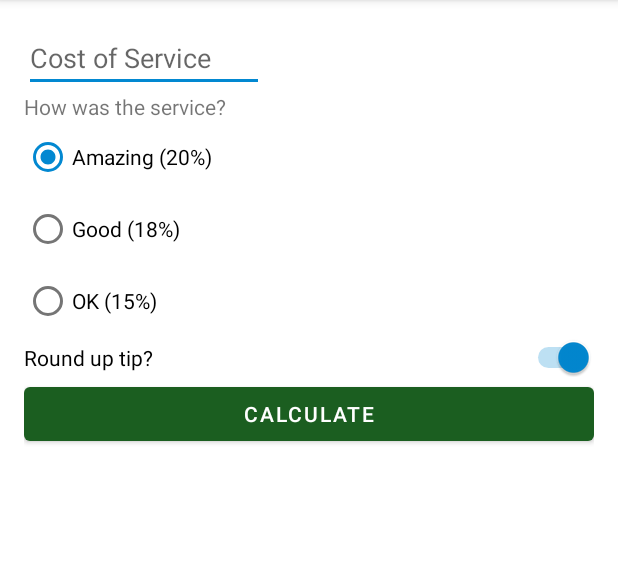
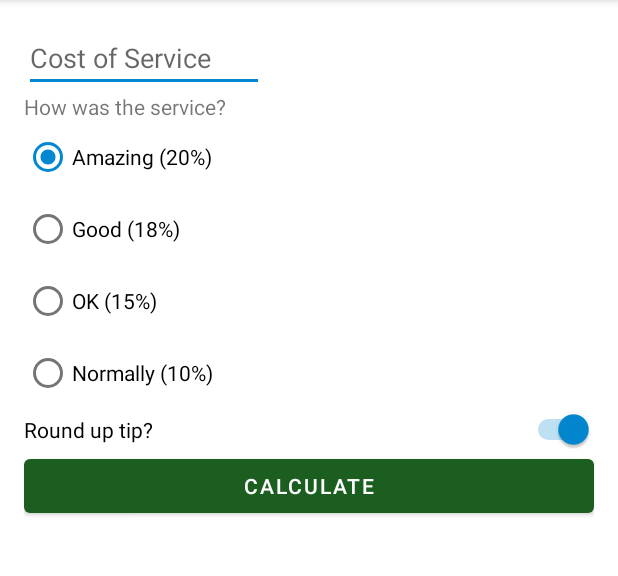
Before and after one commit to Andres-Martinez-Gutierrez/CalculadoraDePropinas, an Android app: the screen it shows after launch (MainActivity), on a phone screen of 412 x 824 dp, the part 84-660 px from its top. Run offline under Robolectric (Android 15) with nearby library versions, the phone set to English and light mode, and no system bars; 3 statements that could not run were skipped.

Commit message:
Sexto commite: Se agrega el modo oscuro a night\themes.xml, se agrega un Group Button del 10% y por ultimo se ajusta la funcion calculateTip para que muestre la propina mas el costo del servicio

```diff
--- a/app/src/main/java/com/example/tiptime/MainActivity.kt
+++ b/app/src/main/java/com/example/tiptime/MainActivity.kt
@@ -31,11 +31,12 @@ class MainActivity : AppCompatActivity() {
         val tipPercent = when(binding.tipOptions.checkedRadioButtonId){
             R.id.option_twenty_percent -> 0.20
             R.id.option_eighteen_percent -> 0.18
-            else -> 0.15
+            R.id.option_ten_percent -> 0.10
+            else -> 0.10
 
         }
 
-        var tip = cost * tipPercent
+        var tip = cost+(cost * tipPercent)
         if (binding.roundUpSwitch.isChecked){
             tip = kotlin.math.ceil(tip)
         }
--- a/app/src/main/res/layout/activity_main.xml
+++ b/app/src/main/res/layout/activity_main.xml
@@ -50,6 +50,11 @@
             android:layout_width="wrap_content"
             android:layout_height="wrap_content"
             android:text="OK (15%)" />
+        <RadioButton
+            android:id="@+id/option_ten_percent"
+            android:layout_width="wrap_content"
+            android:layout_height="wrap_content"
+            android:text="Normally (10%)"/>
 
     </RadioGroup>
 
--- a/app/src/main/res/values-night/themes.xml
+++ b/app/src/main/res/values-night/themes.xml
@@ -2,12 +2,12 @@
     <!-- Base application theme. -->
     <style name="Theme.TipTime" parent="Theme.MaterialComponents.DayNight.DarkActionBar">
         <!-- Primary brand color. -->
-        <item name="colorPrimary">@color/purple_200</item>
-        <item name="colorPrimaryVariant">@color/purple_700</item>
+        <item name="colorPrimary">@color/green_light</item>
+        <item name="colorPrimaryVariant">@color/green</item>
         <item name="colorOnPrimary">@color/black</item>
         <!-- Secondary brand color. -->
-        <item name="colorSecondary">@color/teal_200</item>
-        <item name="colorSecondaryVariant">@color/teal_200</item>
+        <item name="colorSecondary">@color/blue_light</item>
+        <item name="colorSecondaryVariant">@color/blue_light</item>
         <item name="colorOnSecondary">@color/black</item>
         <!-- Status bar color. -->
         <item name="android:statusBarColor" tools:targetApi="l">?attr/colorPrimaryVariant</item>
--- a/app/src/main/res/values/colors.xml
+++ b/app/src/main/res/values/colors.xml
@@ -1,10 +1,5 @@
 <?xml version="1.0" encoding="utf-8"?>
 <resources>
-    <color name="purple_200">#FFBB86FC</color>
-    <color name="purple_500">#FF6200EE</color>
-    <color name="purple_700">#FF3700B3</color>
-    <color name="teal_200">#FF03DAC5</color>
-    <color name="teal_700">#FF018786</color>
     <color name="black">#FF000000</color>
     <color name="white">#FFFFFFFF</color>
 
```
